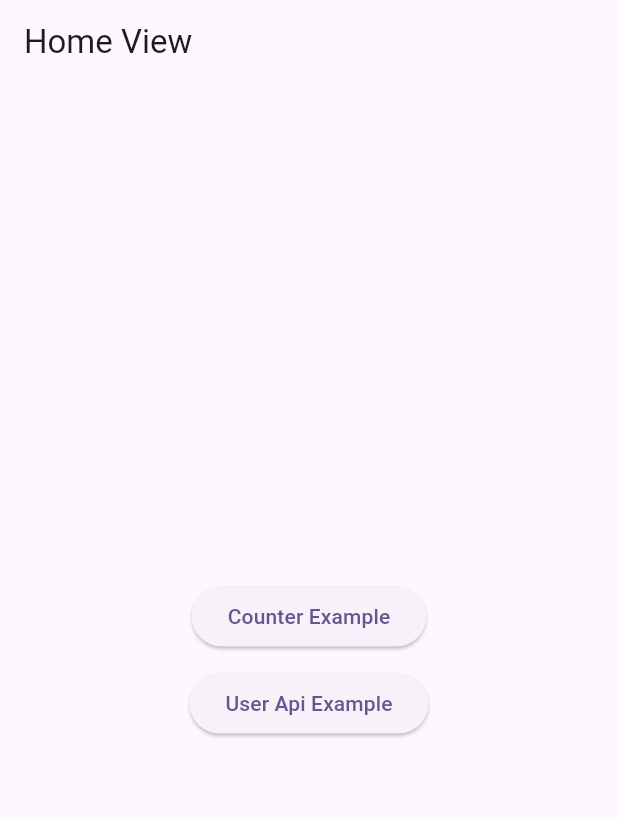
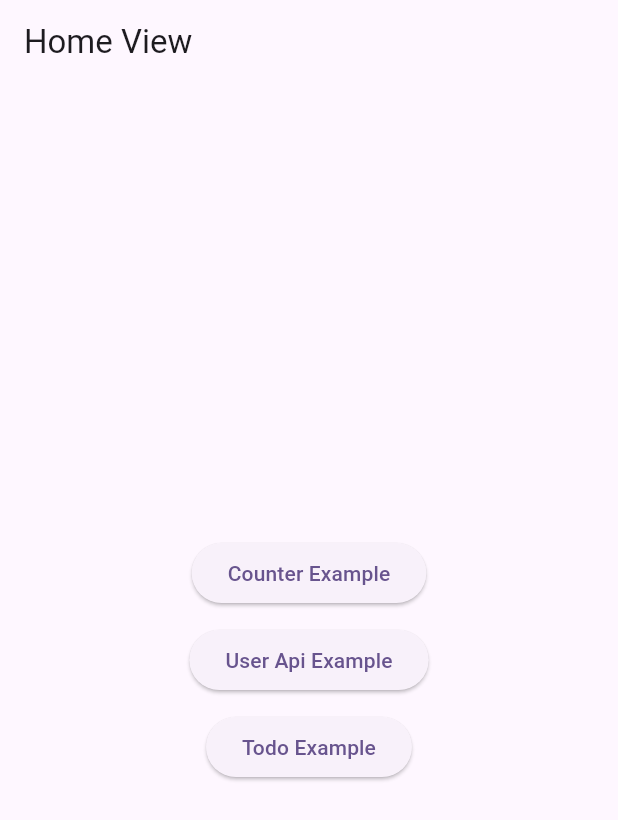
Before and after one commit to rashidjatoi/architecture_for_begineers, a Flutter app: the screen it shows after launch, on a phone screen of 412 x 824 dp. Shown: the top 820 px of the screen. Run offline on Flutter 3.47's test engine with Material 3 defaults, Android fonts, the phone set to English and light mode, and no system bars; our stand-ins replace equatable, flutter_bloc, get_it.

Commit message:
added todo example

```diff
--- a/lib/main.dart
+++ b/lib/main.dart
@@ -7,6 +7,7 @@ import 'data/repository/user_implimentation.dart';
 import 'domain/repositories/user_repository.dart';
 import 'ui/counter/counter_cubit/counter_cubit.dart';
 import 'ui/home_view.dart';
+import 'ui/todo/cubit/todo_cubit.dart';
 
 final getIt = GetIt.asNewInstance();
 
@@ -28,7 +29,8 @@ class MyApp extends StatelessWidget {
         BlocProvider(
           create: (create) => UserListCubit(getIt())..fetchUsers(),
         ),
-        BlocProvider(create: (context) => CounterCubit())
+        BlocProvider(create: (context) => CounterCubit()),
+        BlocProvider(create: (create) => TodoCubit())
       ],
       child: MaterialApp(
         title: 'Flutter Demo',
--- a/lib/ui/home_view.dart
+++ b/lib/ui/home_view.dart
@@ -1,6 +1,8 @@
 import 'package:flutter/material.dart';
 import 'package:learn_bloc/ui/counter/counter_view.dart';
 import 'package:learn_bloc/ui/user/user_view.dart';
+
+import 'todo/todo_view.dart';
 
 class HomeView extends StatelessWidget {
   const HomeView({super.key});
@@ -42,6 +44,21 @@ class HomeView extends StatelessWidget {
               },
               child: Text('User Api Example'),
             ),
+
+            // SizedBox
+            SizedBox(height: 10),
+
+            // Users Api Example
+            ElevatedButton(
+              onPressed: () {
+                Navigator.of(context).push(
+                  MaterialPageRoute(
+                    builder: (context) => TodoView(),
+                  ),
+                );
+              },
+              child: Text('Todo Example'),
+            ),
           ],
         ),
       ),
--- /dev/null
+++ b/lib/ui/todo/cubit/todo_cubit.dart
@@ -0,0 +1,19 @@
+import 'package:flutter_bloc/flutter_bloc.dart';
+
+import 'todo_state.dart';
+
+class TodoCubit extends Cubit<TodoState> {
+  TodoCubit() : super(TodoInitial());
+
+  List<String> todos = [];
+
+  void addTodo(String todo) {
+    todos.add(todo);
+    emit(TodoLoaded(List.from(todos)));
+  }
+
+  void removeTodo(String todo) {
+    todos.remove(todo);
+    emit(TodoLoaded(List.from(todos)));
+  }
+}
--- /dev/null
+++ b/lib/ui/todo/cubit/todo_event.dart
@@ -0,0 +1,13 @@
+abstract class TodoEvent {}
+
+class AddTodo extends TodoEvent {
+  final String todo;
+
+  AddTodo(this.todo);
+}
+
+class RemoveTodo extends TodoEvent {
+  final String todo;
+
+  RemoveTodo(this.todo);
+}
--- /dev/null
+++ b/lib/ui/todo/cubit/todo_state.dart
@@ -0,0 +1,19 @@
+import 'package:equatable/equatable.dart';
+
+abstract class TodoState extends Equatable {
+  const TodoState();
+
+  @override
+  List<Object?> get props => [];
+}
+
+class TodoInitial extends TodoState {}
+
+class TodoLoaded extends TodoState {
+  final List<String> todos;
+
+  const TodoLoaded(this.todos);
+
+  @override
+  List<Object?> get props => [todos];
+}
```
Also changed, not shown: lib/ui/todo/todo_view.dart (added, +70 -0 lines).
